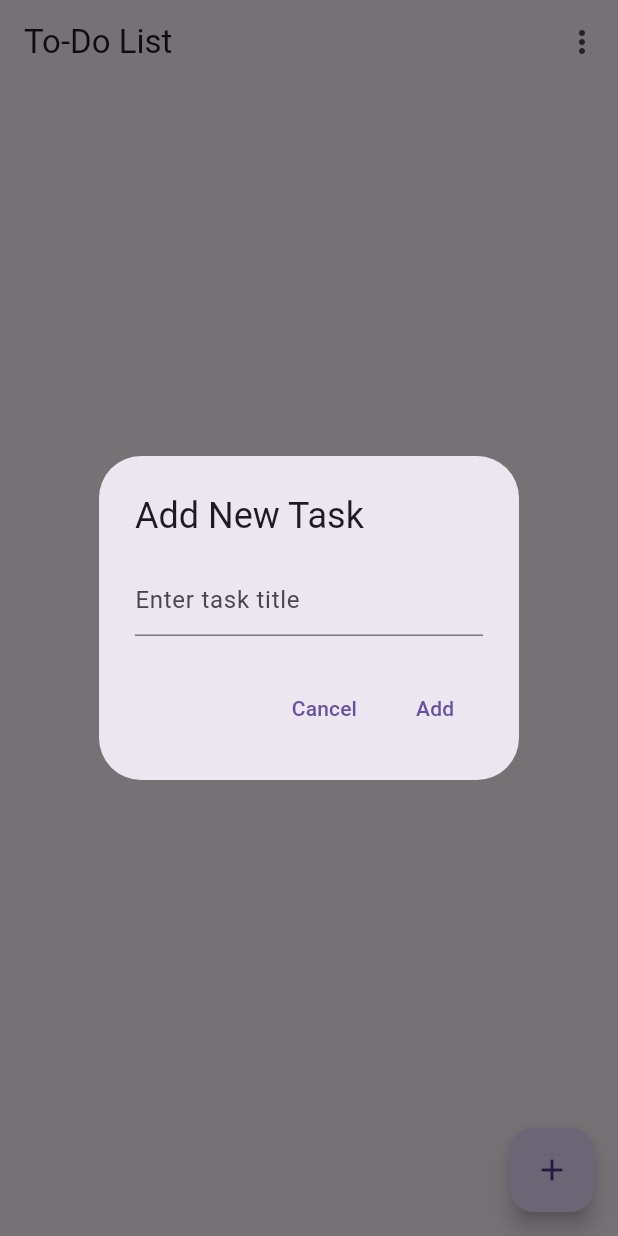
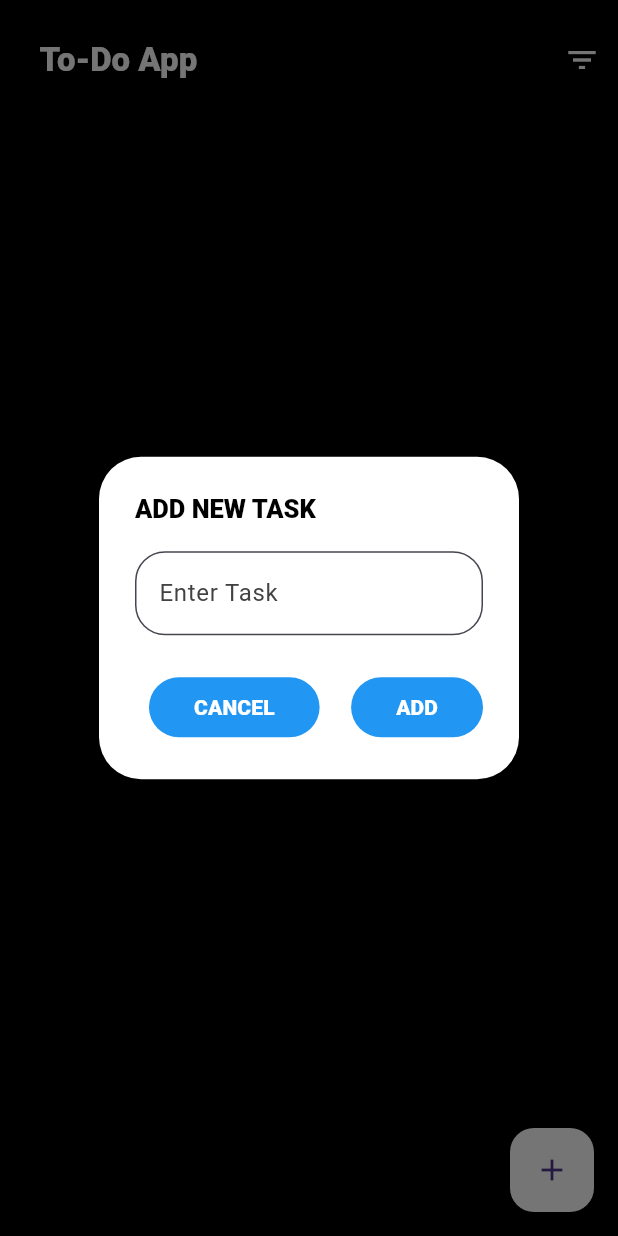
Before and after one commit to Prathapexplr/To-Do, a Flutter app: the screen it shows after launch, after a tap on the "add" icon, on a phone screen of 412 x 824 dp. Run offline on Flutter 3.47's test engine with Material 3 defaults, Android fonts, the phone set to English and light mode, and no system bars; our stand-ins replace equatable, flutter_bloc.

Commit message:
User Interface Updated

```diff
--- a/lib/presentation/pages/task_page.dart
+++ b/lib/presentation/pages/task_page.dart
@@ -13,28 +13,23 @@ class TaskPage extends StatelessWidget {
   @override
   Widget build(BuildContext context) {
     return Scaffold(
+      backgroundColor: Colors.black,
       appBar: AppBar(
-        title: const Text('To-Do List'),
+        toolbarHeight: 80,
+        backgroundColor: Colors.black,
+        title: const Text(
+          '  To-Do App',
+          style: TextStyle(
+            color: Colors.white,
+            fontWeight: FontWeight.w800,
+          ),
+        ),
         actions: [
-          PopupMenuButton<String>(
-            onSelected: (value) {
-              if (value == 'All') {
-                context.read<TaskBloc>().add(LoadTasksEvent());
-              } else if (value == 'Completed') {
-                context
-                    .read<TaskBloc>()
-                    .add(const FilterTasksEvent(showCompleted: true));
-              } else if (value == 'Pending') {
-                context
-                    .read<TaskBloc>()
-                    .add(const FilterTasksEvent(showCompleted: false));
-              }
+          IconButton(
+            icon: const Icon(Icons.filter_list, color: Colors.white),
+            onPressed: () {
+              _showFilterBottomSheet(context);
             },
-            itemBuilder: (context) => [
-              const PopupMenuItem(value: 'All', child: Text('All')),
-              const PopupMenuItem(value: 'Completed', child: Text('Completed')),
-              const PopupMenuItem(value: 'Pending', child: Text('Pending')),
-            ],
           ),
         ],
       ),
@@ -51,6 +46,7 @@ class TaskPage extends StatelessWidget {
         },
       ),
       floatingActionButton: FloatingActionButton(
+        backgroundColor: Colors.white,
         onPressed: () {
           _showAddTaskDialog(context);
         },
@@ -66,32 +62,119 @@ class TaskPage extends StatelessWidget {
       context: context,
       builder: (context) {
         return AlertDialog(
-          title: const Text('Add New Task'),
+          backgroundColor: Colors.white,
+          title: const Text(
+            'ADD NEW TASK',
+            style: TextStyle(
+                color: Color.fromARGB(255, 0, 0, 0),
+                fontWeight: FontWeight.w800,
+                fontSize: 17),
+          ),
           content: TextField(
             controller: controller,
-            decoration: const InputDecoration(hintText: 'Enter task title'),
+            decoration: InputDecoration(
+              border: const OutlineInputBorder(
+                borderRadius: BorderRadius.all(Radius.circular(20)),
+              ),
+              filled: true,
+              hintStyle: TextStyle(color: Colors.grey[800]),
+              hintText: "Enter Task",
+              fillColor: Colors.white70,
+            ),
           ),
           actions: [
             TextButton(
+              style: const ButtonStyle(
+                  padding: MaterialStatePropertyAll(
+                      EdgeInsetsDirectional.symmetric(horizontal: 30)),
+                  backgroundColor: MaterialStatePropertyAll(Colors.blue)),
               onPressed: () {
                 Navigator.of(context).pop();
               },
-              child: const Text('Cancel'),
+              child: const Text(
+                'CANCEL',
+                style: TextStyle(
+                  color: Colors.white,
+                  fontWeight: FontWeight.w800,
+                ),
+              ),
+            ),
+            const SizedBox(
+              width: 5,
             ),
             TextButton(
+              style: const ButtonStyle(
+                  padding: MaterialStatePropertyAll(
+                      EdgeInsetsDirectional.symmetric(horizontal: 30)),
+                  backgroundColor: MaterialStatePropertyAll(Colors.blue)),
               onPressed: () {
                 final String title = controller.text;
                 if (title.isNotEmpty) {
-                  final task = Task(id: DateTime.now().toString(), title: title);
+                  final task =
+                      Task(id: DateTime.now().toString(), title: title);
                   context.read<TaskBloc>().add(AddTaskEvent(task));
                 }
                 Navigator.of(context).pop();
               },
-              child: const Text('Add'),
+              child: const Text(
+                'ADD',
+                style: TextStyle(
+                  color: Colors.white,
+                  fontWeight: FontWeight.w800,
+                ),
+              ),
             ),
           ],
         );
       },
     );
   }
+
+  void _showFilterBottomSheet(BuildContext context) {
+    showModalBottomSheet(
+      context: context,
+      builder: (BuildContext newContext) {
+        return BlocProvider.value(
+          value: BlocProvider.of<TaskBloc>(context),
+          child: Container(
+            color: Colors.black,
+            child: Wrap(
+              children: [
+                ListTile(
+                  leading: const Icon(Icons.list, color: Colors.white),
+                  title: const Text('All', style: TextStyle(color: Colors.white)),
+                  onTap: () {
+                    context.read<TaskBloc>().add(LoadTasksEvent());
+                    Navigator.pop(newContext);
+                  },
+                ),
+                ListTile(
+                  leading: const Icon(Icons.check, color: Colors.white),
+                  title: const Text('Completed',
+                      style: TextStyle(color: Colors.white)),
+                  onTap: () {
+                    context
+                        .read<TaskBloc>()
+                        .add(const FilterTasksEvent(showCompleted: true));
+                    Navigator.pop(newContext);
+                  },
+                ),
+                ListTile(
+                  leading: const Icon(Icons.pending, color: Colors.white),
+                  title: const Text('Pending',
+                      style: TextStyle(color: Colors.white)),
+                  onTap: () {
+                    context
+                        .read<TaskBloc>()
+                        .add(const FilterTasksEvent(showCompleted: false));
+                    Navigator.pop(newContext);
+                  },
+                ),
+              ],
+            ),
+          ),
+        );
+      },
+    );
+  }
 }
```
Also changed, not shown: lib/presentation/widgets/task_list.dart (+14 -2 lines), 6 other files.
